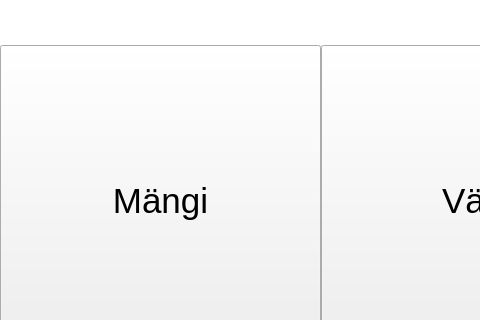
Qt form GUI/src/avalehtSisu.ui (SanderSaska/C-Projekt) before a commit; both pictures show x 0 to 480 and y 135 to 455 of the 640 by 455 pixel window.
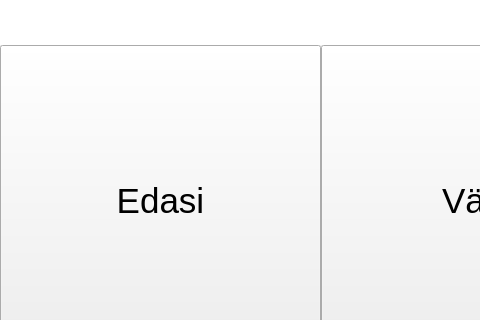
The same form after that commit.

```diff
--- a/GUI/src/avalehtSisu.ui
+++ b/GUI/src/avalehtSisu.ui
@@ -81,7 +81,7 @@
          </font>
         </property>
         <property name="text">
-         <string>Mängi</string>
+         <string>Edasi</string>
         </property>
        </widget>
       </item>
```
